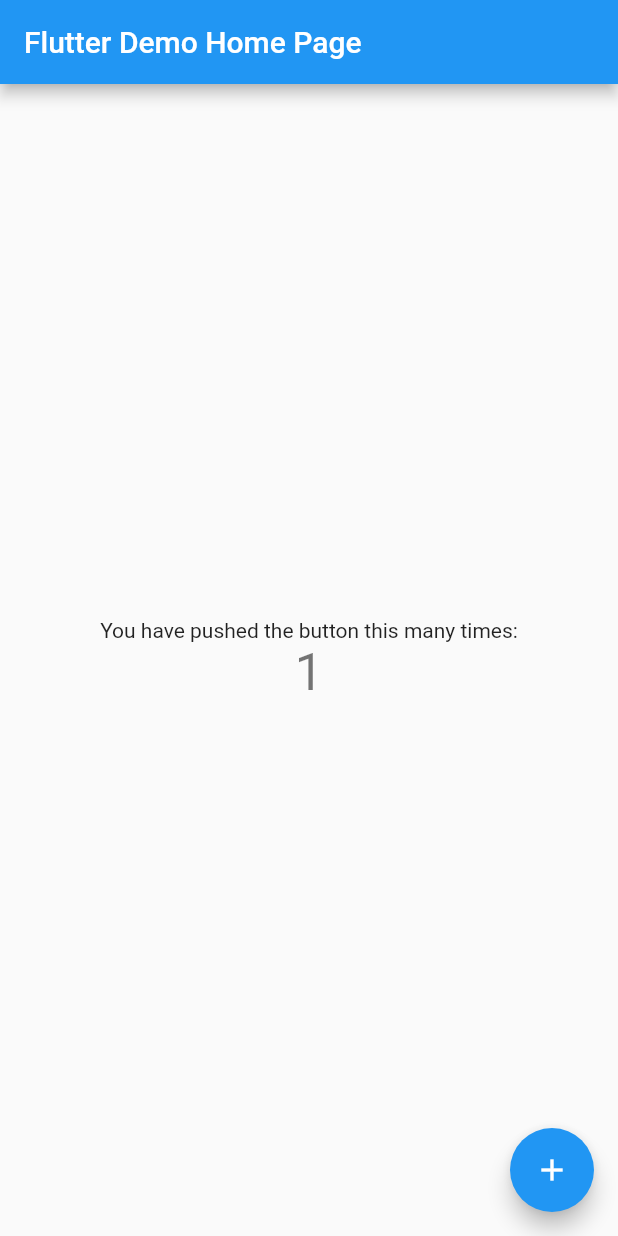
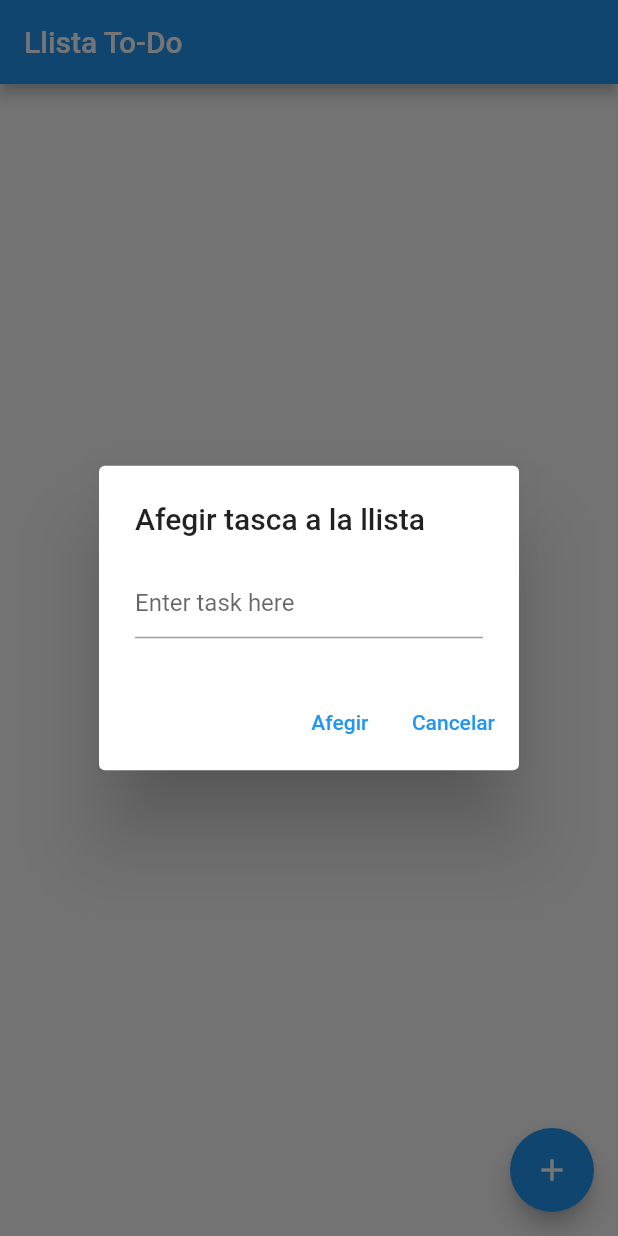
Before and after one commit to VictorDuartCalamot/victor_duart_todo, a Flutter app: the screen it shows after launch, after a tap on the "add" icon, on a phone screen of 412 x 824 dp. Run offline on Flutter 3.47's test engine with Material 2 defaults, Android fonts, the phone set to English and light mode, and no system bars.

Commit message:
Add files via upload

```diff
--- /dev/null
+++ b/lib/Controller.dart
@@ -0,0 +1,22 @@
+import 'package:flutter/cupertino.dart';
+import 'package:flutter/material.dart';
+
+import 'Model.dart';
+import 'main.dart';
+
+
+/*
+
+class TodoController {
+
+
+}
+
+
+void _addTodoItem(String title) {
+  setState(() {
+    _todoList.add(title);
+  });
+  _textFieldController.clear();
+}
+*/
--- /dev/null
+++ b/lib/Model.dart
@@ -0,0 +1,27 @@
+import 'package:flutter/material.dart';
+
+
+
+
+
+/*
+class Model {
+  final List<String> _todoList = <String>[];
+  factory Model(){
+    return _getItems();
+  }
+
+
+  List<Widget> _getItems() {
+    final List<Widget> _todoWidgets = <Widget>[];
+    for (String title in _todoList) {
+      _todoWidgets.add(_buildTodoItem(title));
+    }
+    return _todoWidgets;
+  }
+
+
+
+
+
+}*/
--- a/lib/main.dart
+++ b/lib/main.dart
@@ -1,115 +1,95 @@
 import 'package:flutter/material.dart';
 
+
 void main() {
-  runApp(const MyApp());
+  runApp(Todo());
 }
 
-class MyApp extends StatelessWidget {
-  const MyApp({super.key});
-
-  // This widget is the root of your application.
+class Todo extends StatelessWidget {
   @override
   Widget build(BuildContext context) {
-    return MaterialApp(
-      title: 'Flutter Demo',
-      theme: ThemeData(
-        // This is the theme of your application.
-        //
-        // Try running your application with "flutter run". You'll see the
-        // application has a blue toolbar. Then, without quitting the app, try
-        // changing the primarySwatch below to Colors.green and then invoke
-        // "hot reload" (press "r" in the console where you ran "flutter run",
-        // or simply save your changes to "hot reload" in a Flutter IDE).
-        // Notice that the counter didn't reset back to zero; the application
-        // is not restarted.
-        primarySwatch: Colors.blue,
-      ),
-      home: const MyHomePage(title: 'Flutter Demo Home Page'),
-    );
+    return MaterialApp(home: TodoList());
   }
 }
 
-class MyHomePage extends StatefulWidget {
-  const MyHomePage({super.key, required this.title});
-
-  // This widget is the home page of your application. It is stateful, meaning
-  // that it has a State object (defined below) that contains fields that affect
-  // how it looks.
-
-  // This class is the configuration for the state. It holds the values (in this
-  // case the title) provided by the parent (in this case the App widget) and
-  // used by the build method of the State. Fields in a Widget subclass are
-  // always marked "final".
-
-  final String title;
-
+class TodoList extends StatefulWidget {
   @override
-  State<MyHomePage> createState() => _MyHomePageState();
+  _TodoListState createState() => _TodoListState();
 }
 
-class _MyHomePageState extends State<MyHomePage> {
-  int _counter = 0;
 
-  void _incrementCounter() {
-    setState(() {
-      // This call to setState tells the Flutter framework that something has
-      // changed in this State, which causes it to rerun the build method below
-      // so that the display can reflect the updated values. If we changed
-      // _counter without calling setState(), then the build method would not be
-      // called again, and so nothing would appear to happen.
-      _counter++;
-    });
+class _TodoListState extends State<TodoList> {
+
+  final List<String> _todoList = <String>[];
+
+  final TextEditingController _textFieldController = TextEditingController();
+  @override
+  Widget build(BuildContext context) {
+    return Scaffold(
+      appBar: AppBar(title: const Text('Llista To-Do')),
+      body: ListView(children: _getItems()),
+
+      floatingActionButton: FloatingActionButton(
+          onPressed: () => _displayDialog(context),
+          tooltip: 'Afegir item',
+          child: Icon(Icons.add)),
+    );
   }
 
-  @override
-  Widget build(BuildContext context) {
-    // This method is rerun every time setState is called, for instance as done
-    // by the _incrementCounter method above.
-    //
-    // The Flutter framework has been optimized to make rerunning build methods
-    // fast, so that you can just rebuild anything that needs updating rather
-    // than having to individually change instances of widgets.
-    return Scaffold(
-      appBar: AppBar(
-        // Here we take the value from the MyHomePage object that was created by
-        // the App.build method, and use it to set our appbar title.
-        title: Text(widget.title),
-      ),
-      body: Center(
-        // Center is a layout widget. It takes a single child and positions it
-        // in the middle of the parent.
-        child: Column(
-          // Column is also a layout widget. It takes a list of children and
-          // arranges them vertically. By default, it sizes itself to fit its
-          // children horizontally, and tries to be as tall as its parent.
-          //
-          // Invoke "debug painting" (press "p" in the console, choose the
-          // "Toggle Debug Paint" action from the Flutter Inspector in Android
-          // Studio, or the "Toggle Debug Paint" command in Visual Studio Code)
-          // to see the wireframe for each widget.
-          //
-          // Column has various properties to control how it sizes itself and
-          // how it positions its children. Here we use mainAxisAlignment to
-          // center the children vertically; the main axis here is the vertical
-          // axis because Columns are vertical (the cross axis would be
-          // horizontal).
-          mainAxisAlignment: MainAxisAlignment.center,
-          children: <Widget>[
-            const Text(
-              'You have pushed the button this many times:',
+///*
+  void _addTodoItem(String title) {
+    setState(() {
+      _todoList.add(title);
+    });
+    _textFieldController.clear();
+  }
+ //*/
+
+  // this Generate list of item widgets
+  Widget _buildTodoItem(String title) {
+    return ListTile(title: Text(title));
+  }
+
+  // display a dialog for the user to enter items
+  Future<Future> _displayDialog(BuildContext context) async {
+    // alter the app state to show a dialog
+    return showDialog(
+        context: context,
+        builder: (BuildContext context) {
+          return AlertDialog(
+            title: const Text('Afegir tasca a la llista'),
+            content: TextField(
+              controller: _textFieldController,
+              decoration: const InputDecoration(hintText: 'Enter task here'),
             ),
-            Text(
-              '$_counter',
-              style: Theme.of(context).textTheme.headline4,
-            ),
-          ],
-        ),
-      ),
-      floatingActionButton: FloatingActionButton(
-        onPressed: _incrementCounter,
-        tooltip: 'Increment',
-        child: const Icon(Icons.add),
-      ), // This trailing comma makes auto-formatting nicer for build methods.
+            actions: <Widget>[
+              // add button
+              TextButton(
+                child: const Text('Afegir'),
+                onPressed: () {
+                  Navigator.of(context).pop();
+                  _addTodoItem(_textFieldController.text);
+                },
+              ),
+              // Cancel button
+              TextButton(
+                child: const Text('Cancelar'),
+                onPressed: () {
+                  Navigator.of(context).pop();
+                },
+              )
+            ],
+          );
+        }
     );
   }
+
+  List<Widget> _getItems() {
+    final List<Widget> _todoWidgets = <Widget>[];
+    for (String title in _todoList) {
+      _todoWidgets.add(_buildTodoItem(title));
+    }
+    return _todoWidgets;
+  }
+
 }
```
